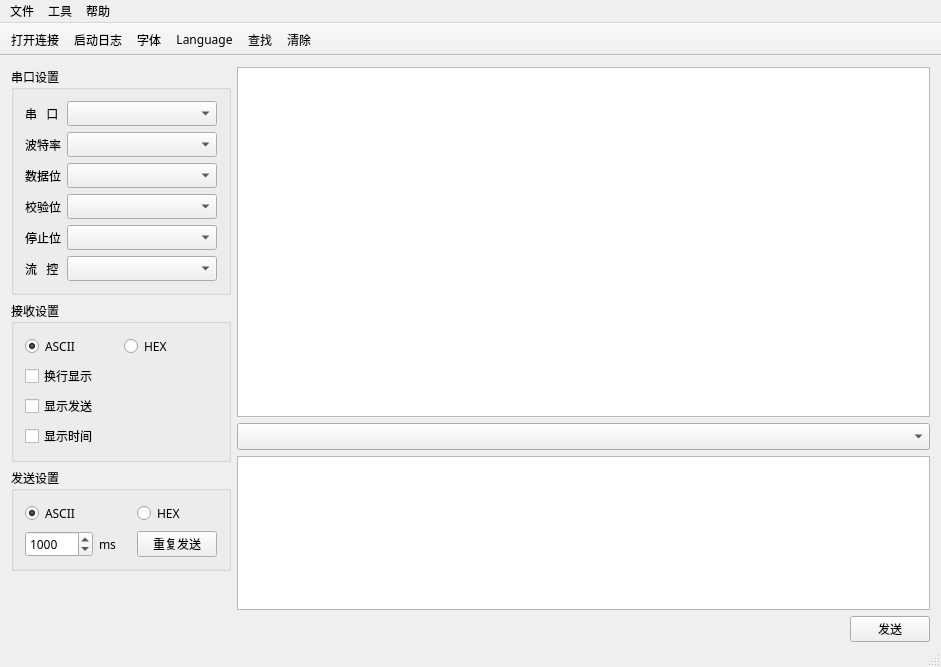
Qt form monkey_serial/mainwindow.ui (horsdy/Monkey_Serial) before a commit.
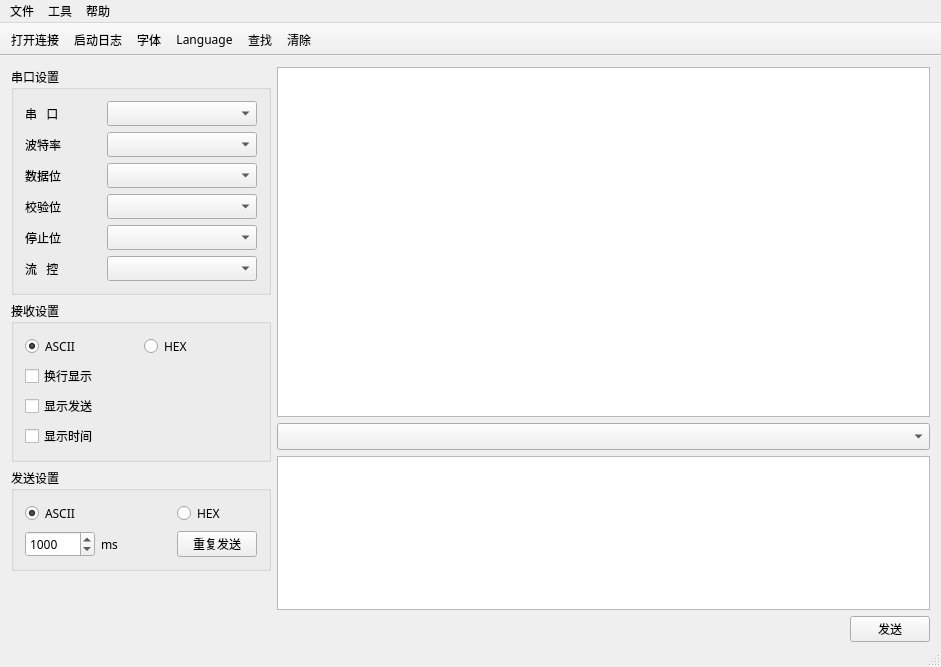
The same form after that commit. Icons and pictures are not drawn.

What changed in the file:
```diff
--- a/monkey_serial/mainwindow.ui
+++ b/monkey_serial/mainwindow.ui
@@ -39,13 +39,13 @@
         </property>
         <property name="minimumSize">
          <size>
-          <width>220</width>
+          <width>260</width>
           <height>0</height>
          </size>
         </property>
         <property name="maximumSize">
          <size>
-          <width>220</width>
+          <width>500</width>
           <height>16777215</height>
          </size>
         </property>
@@ -93,7 +93,7 @@
            </property>
            <property name="maximumSize">
             <size>
-             <width>140</width>
+             <width>150</width>
              <height>16777215</height>
             </size>
            </property>
@@ -145,7 +145,7 @@
         </property>
         <property name="minimumSize">
          <size>
-          <width>220</width>
+          <width>260</width>
           <height>0</height>
          </size>
         </property>
@@ -204,7 +204,7 @@
        <widget class="QGroupBox" name="groupBox_3">
         <property name="minimumSize">
          <size>
-          <width>220</width>
+          <width>260</width>
           <height>0</height>
          </size>
         </property>
@@ -292,7 +292,7 @@
        <widget class="QPlainTextEdit" name="plainTextEdit_recv">
         <property name="minimumSize">
          <size>
-          <width>550</width>
+          <width>600</width>
           <height>350</height>
          </size>
         </property>
```
